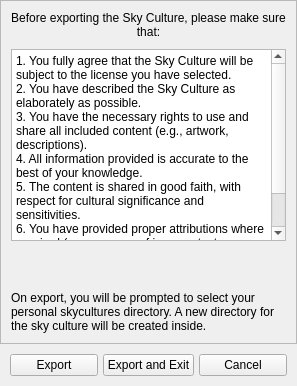
Qt form plugins/SkyCultureMaker/src/gui/scmSkyCultureExportDialog.ui (Stellarium/stellarium) before a commit.
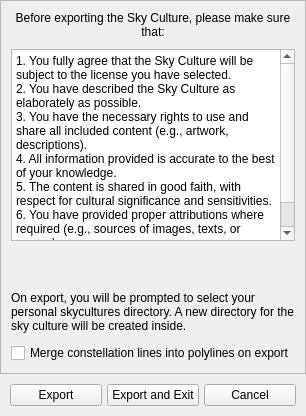
The same form after that commit. Custom widgets are drawn as their Qt base class.

Commit message: implement mergeLinesIntoPolylines function

The edit to the form file:
```diff
--- a/plugins/SkyCultureMaker/src/gui/scmSkyCultureExportDialog.ui
+++ b/plugins/SkyCultureMaker/src/gui/scmSkyCultureExportDialog.ui
@@ -121,6 +121,13 @@
         </property>
        </widget>
       </item>
+      <item>
+       <widget class="QCheckBox" name="mergeLinesCB">
+        <property name="text">
+         <string>Merge constellation lines into polylines on export</string>
+        </property>
+       </widget>
+      </item>
      </layout>
     </widget>
    </item>
```
The commit also changes 6 other files.
